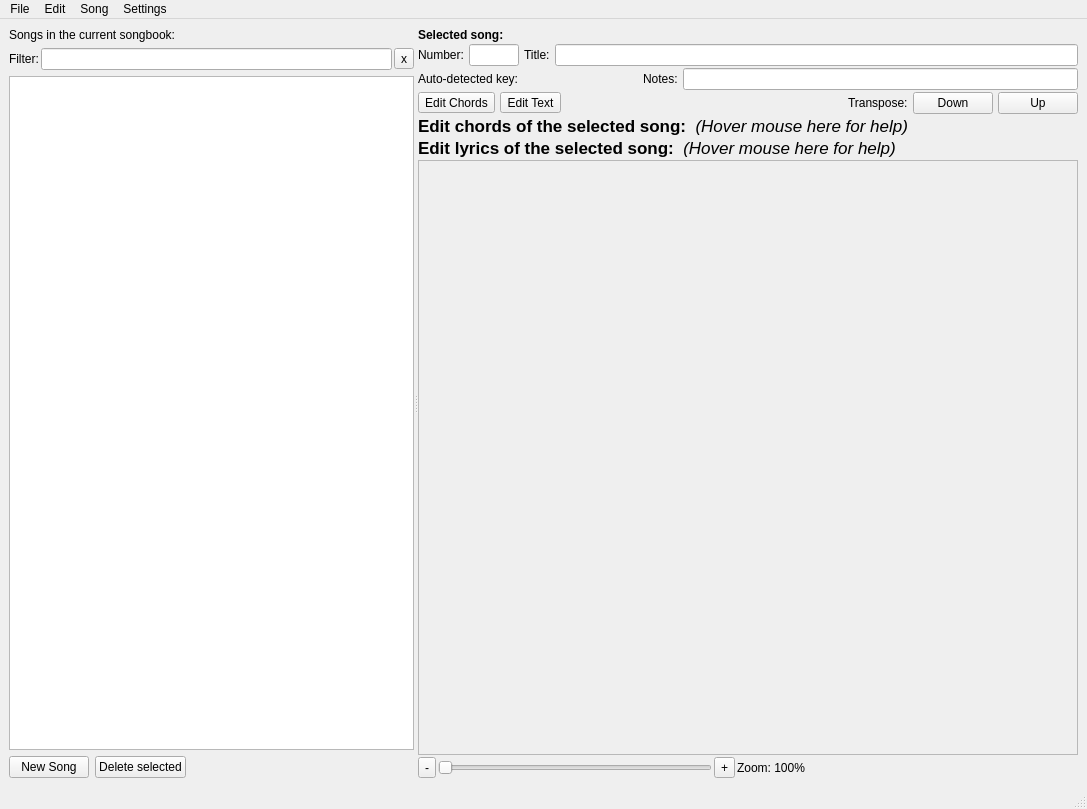
matvey83/softChord, file src/softchord_main_window.ui: the form before one commit.
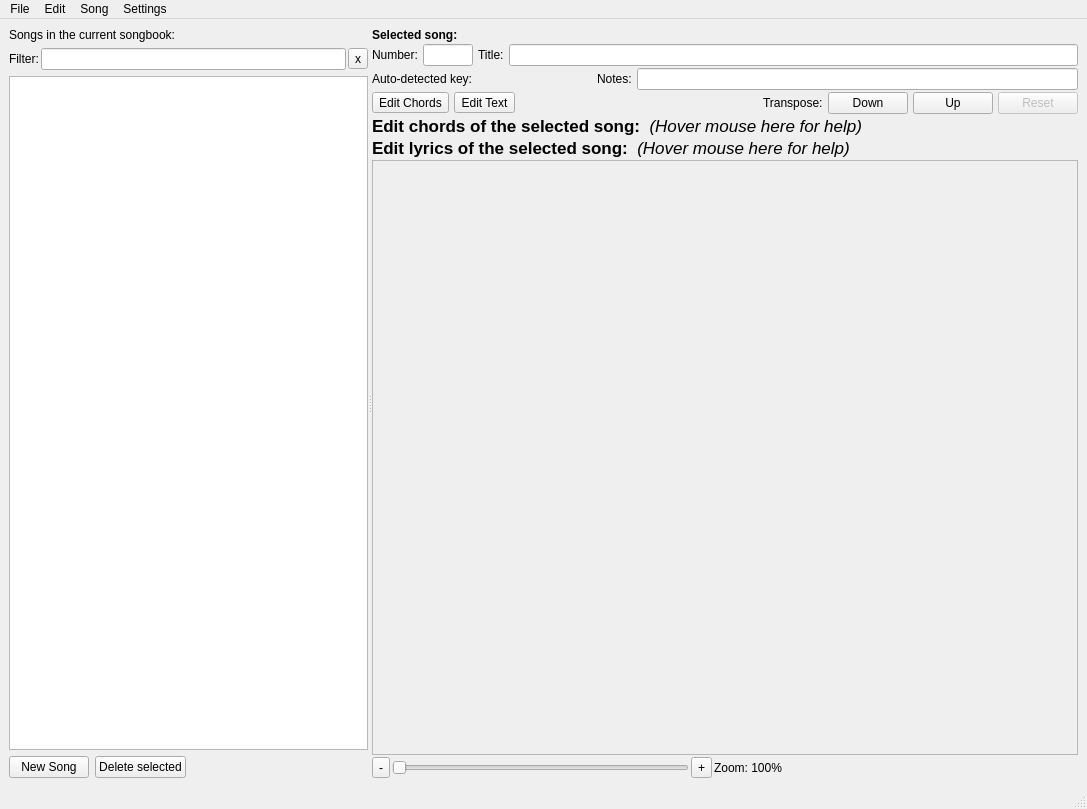
The form after the commit.

Commit message: Reset transpose button in the desktop, iOS and web apps

```diff
--- a/src/softchord_main_window.ui
+++ b/src/softchord_main_window.ui
@@ -264,6 +264,19 @@
             </property>
            </widget>
           </item>
+          <item>
+           <widget class="QPushButton" name="transpose_reset_button">
+            <property name="enabled">
+             <bool>false</bool>
+            </property>
+            <property name="toolTip">
+             <string>Transpose the song back to the key it had when it was opened. Dimmed until the song has been transposed.</string>
+            </property>
+            <property name="text">
+             <string>Reset</string>
+            </property>
+           </widget>
+          </item>
          </layout>
         </item>
         <item>
```
The commit also changes 13 other files.
